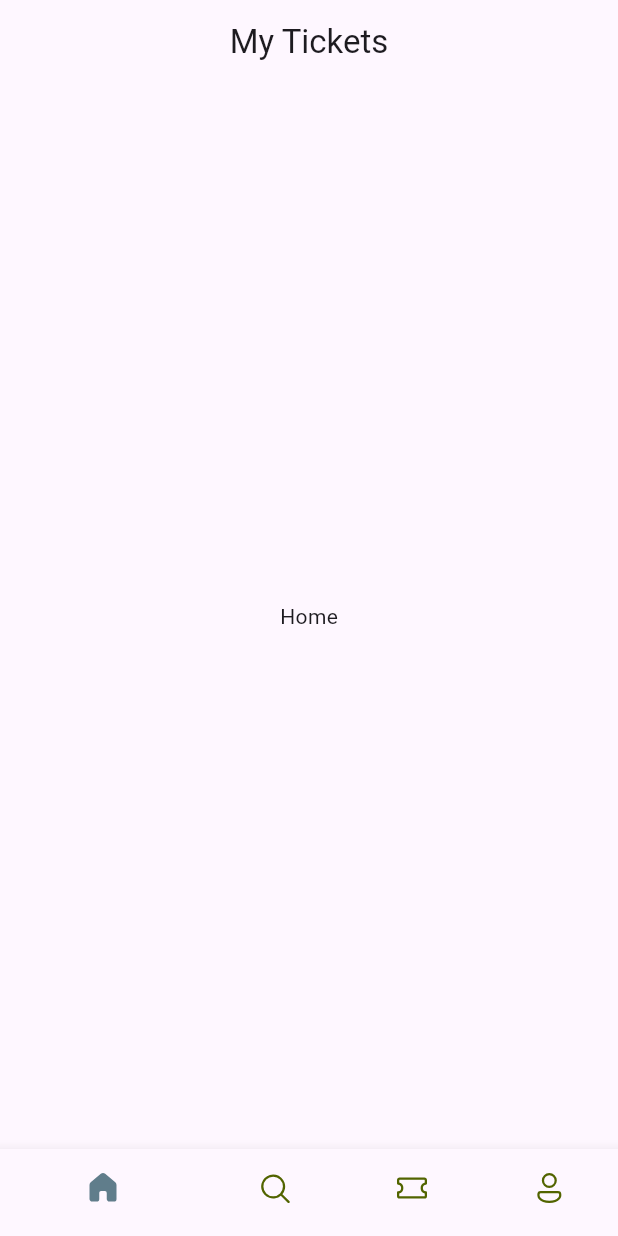
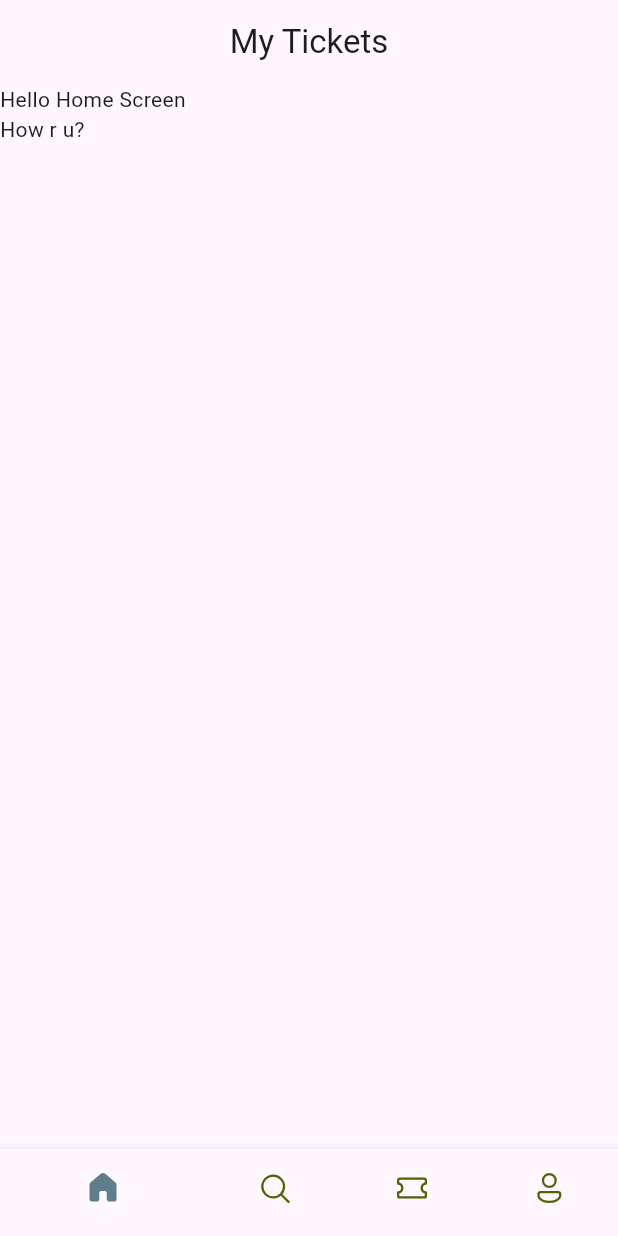
Before and after one commit to YUHR24/ticket-app, a Flutter app: the screen it shows after launch, on a phone screen of 412 x 824 dp. Run offline on Flutter 3.47's test engine with Material 3 defaults, Android fonts, the phone set to English and light mode, and no system bars; our stand-ins replace fluentui_icons.

Commit message:
Creacion del Home Screen

```diff
--- a/lib/base/bottom_nav_bar.dart
+++ b/lib/base/bottom_nav_bar.dart
@@ -1,5 +1,6 @@
 import 'package:fluentui_icons/fluentui_icons.dart';
 import 'package:flutter/material.dart';
+import 'package:ticket_app/screens/home_screen.dart';
 
 class BottomNavBar extends StatefulWidget {
   const BottomNavBar({super.key});
@@ -12,13 +13,13 @@ class _BottomNavBarState extends State<BottomNavBar> {
 
   // List is iterated using index
   var appScreens = [
-    const Center(child: Text('Home')),
+    const HomeScreen(),
     const Center(child: Text('Search')),
     const Center(child: Text('Tickets')),
     const Center(child: Text('Profile')),
   ];
 
-  // Change our index for BottoNavbar
+  // Change our index for BottoNavbarS
   int _selectIndex = 0;
 
   void _onItemTapped(int index) {
--- /dev/null
+++ b/lib/screens/home_screen.dart
@@ -0,0 +1,22 @@
+import 'package:flutter/material.dart';
+
+class HomeScreen extends StatelessWidget {
+  const HomeScreen({super.key});
+
+  @override
+  Widget build(BuildContext context) {
+    // Column
+    // ListView
+    // ListView.builder
+    // Expand
+    return Scaffold(
+      // Scrollable Effect
+      body: ListView(
+        children: [
+          Container(child: Text('Hello Home Screen'),),
+          Container(child: Text('How r u?'),)
+        ],
+      )
+    );
+  }
+}
```
